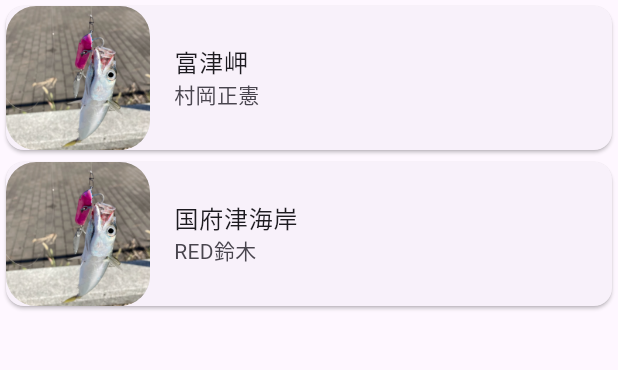
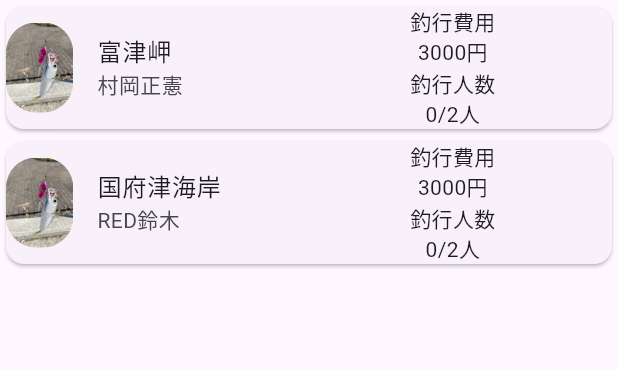
Before and after one commit to Kota049/lure_link, a Flutter app: the screen it shows after launch, on a phone screen of 412 x 824 dp, the part 84-454 px from its top. Run offline on Flutter 3.47's test engine with Material 2 defaults, Android fonts, the light colour scheme and no system bars.

Commit message:
コンテンツ幅を整える& 釣行費用とかの項目を追加

```diff
--- a/lure_link_flutter/lib/main.dart
+++ b/lure_link_flutter/lib/main.dart
@@ -1,13 +1,11 @@
 import 'package:flutter/material.dart';
-
-import 'dart:convert';
-import 'package:http/http.dart' as http;
 
 void main() {
   runApp(const MyApp());
 }
 
 class MyApp extends StatelessWidget {
+
   const MyApp({super.key});
 
   // This widget is the root of your application.
@@ -53,27 +51,37 @@
     return Card(
         child: Row(
       children: <Widget>[
-        // ClipRRect(
-        //   borderRadius: BorderRadius.circular(10),
-        //   child: Image.asset(
-        //     'images/saba.png',
-        //     width: 100,
-        //     height: 100,
-        //     alignment: Alignment.center,
-        //   ),
-        // ),
-        ClipRRect(
-          borderRadius: BorderRadius.circular(20), // Image border
-          child: SizedBox.fromSize(
-            size: const Size.fromRadius(48), // Image radius
-            child: Image.asset('images/saba.png', fit: BoxFit.cover),
+        Flexible(
+          flex: 1,
+          fit:FlexFit.loose,
+          child: ClipRRect(
+            borderRadius: BorderRadius.circular(20), // Image border
+            child: SizedBox.fromSize(
+              size: const Size.fromRadius(30), // Image radius
+              child: Image.asset('images/saba.png', fit: BoxFit.cover),
+            ),
           ),
         ),
         Flexible(
+          flex: 5,
+          fit: FlexFit.loose,
           child: ListTile(
             subtitle: Text(user),
             title: Text(title),
           ),
+        ),
+        const Flexible(
+          flex: 3,
+          fit: FlexFit.loose,
+          child: Column(
+            children: [
+              Text("釣行費用"),
+              Text("3000円"),
+              Text("釣行人数"),
+              Text("0/2人")
+            ],
+          ),
+
         )
       ],
     ));
```
